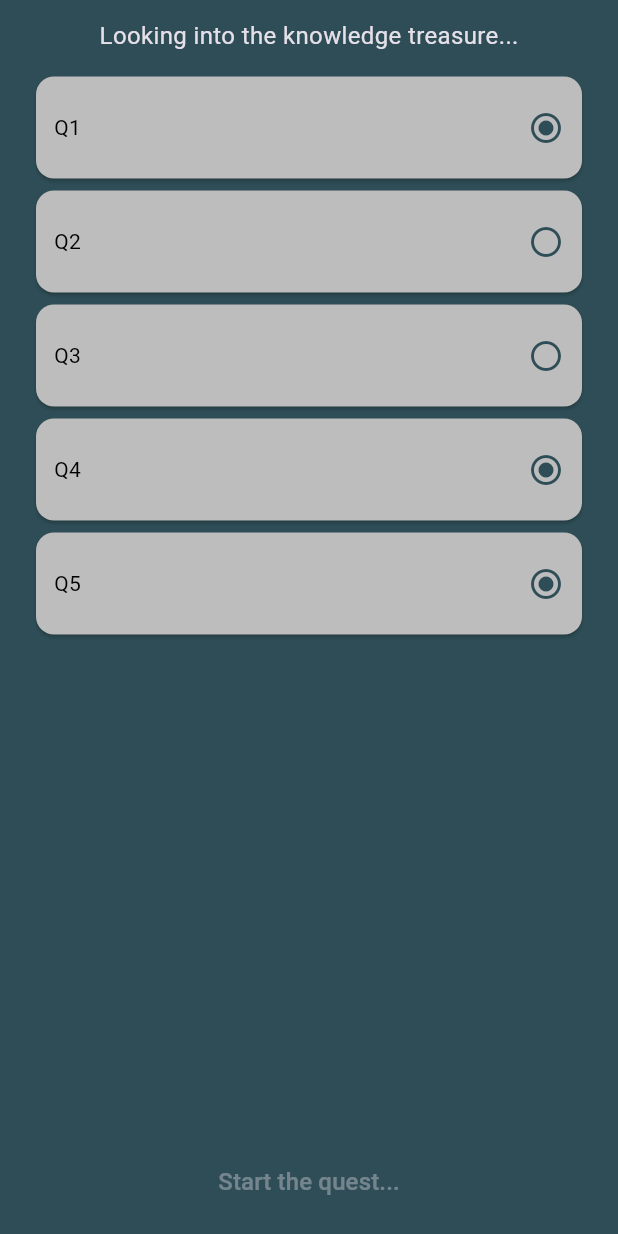
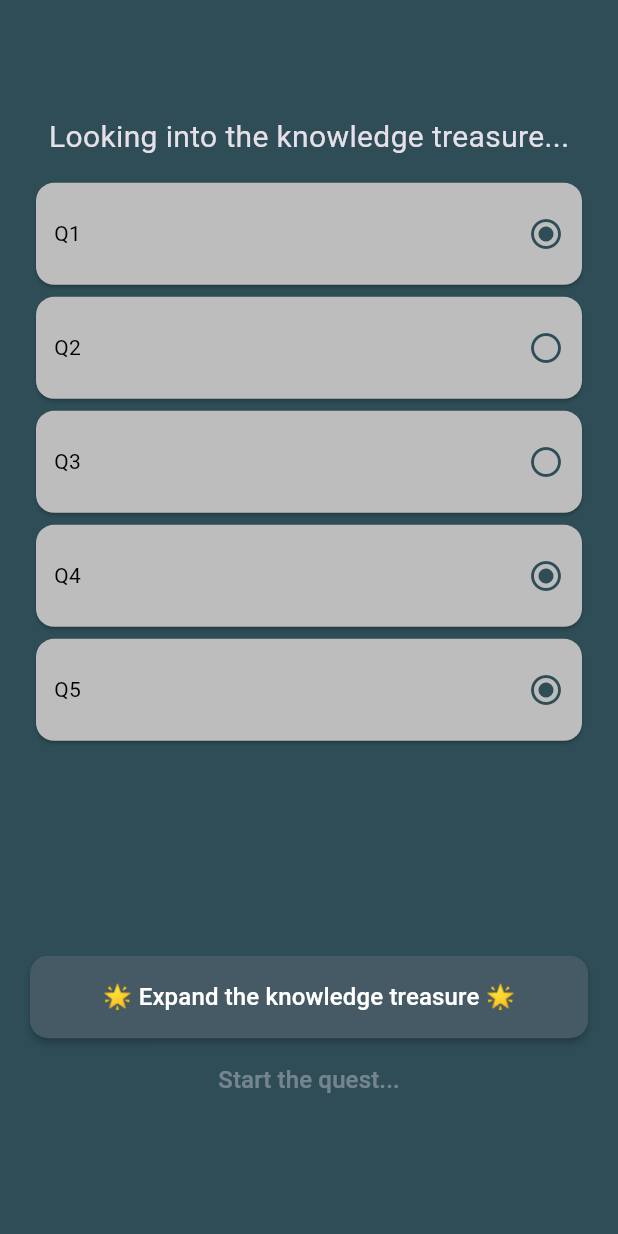
Before and after one commit to Marija97/Knowledge-Treasure-Deck-Flutter-Mobile-App, a Flutter app: the screen it shows after launch, on a phone screen of 412 x 824 dp. Run offline on Flutter 3.47's test engine with Material 3 defaults, Android fonts, the phone set to English and light mode, and no system bars; our stand-ins replace equatable, flutter_riverpod, flutter_svg, go_router, hive_flutter; accounts and stored records are empty; generated files the repository leaves out were written again.

Commit message:
Knowledge overview page UI improvement

```diff
--- a/lib/app/features/knowledge/view/knowledge_overview_page.dart
+++ b/lib/app/features/knowledge/view/knowledge_overview_page.dart
@@ -22,9 +22,11 @@ class KnowledgeOverviewPage extends ConsumerWidget {
           padding: EdgeInsets.symmetric(horizontal: 20, vertical: 12),
           child: Column(
             children: [
-              AppText.medium('Looking into the knowledge treasure...'),
+              const Spacer(),
+              AppText.large('Looking into the knowledge treasure...'),
               const SizedBox(height: 12),
               Expanded(
+                flex: 8,
                 child: state.when(
                   data: (knowledge) => ListView(
                     children: knowledge.units.map(FactoidView.new).toList(),
@@ -37,7 +39,12 @@ class KnowledgeOverviewPage extends ConsumerWidget {
                   ),
                 ),
               ),
+              AppButton(
+                title: '🌟 Expand the knowledge treasure 🌟',
+                onTap: () {},
+              ),
               AppButton(title: 'Start the quest...'),
+              const Spacer(),
             ],
           ),
         ),
--- a/lib/app/widgets/button.dart
+++ b/lib/app/widgets/button.dart
@@ -1,5 +1,6 @@
 import 'package:flutter/material.dart';
 
+import '../theme/colors.dart';
 import 'text.dart';
 
 class AppButton extends StatelessWidget {
@@ -12,6 +13,12 @@ class AppButton extends StatelessWidget {
   Widget build(BuildContext context) {
     return MaterialButton(
       onPressed: onTap,
+      minWidth: double.infinity,
+      height: 55,
+      shape: RoundedRectangleBorder(
+        borderRadius: BorderRadius.circular(12),
+      ),
+      color: Colors.blueGrey.shade700,
       child: AppText.medium(title),
     );
   }
```
